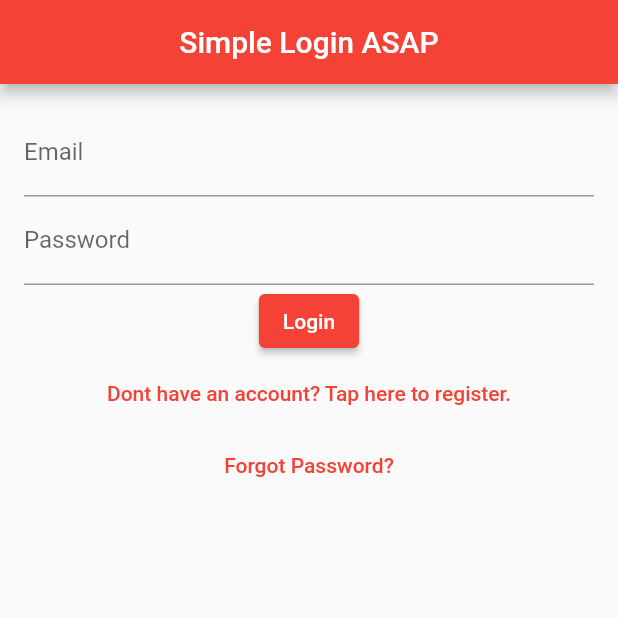
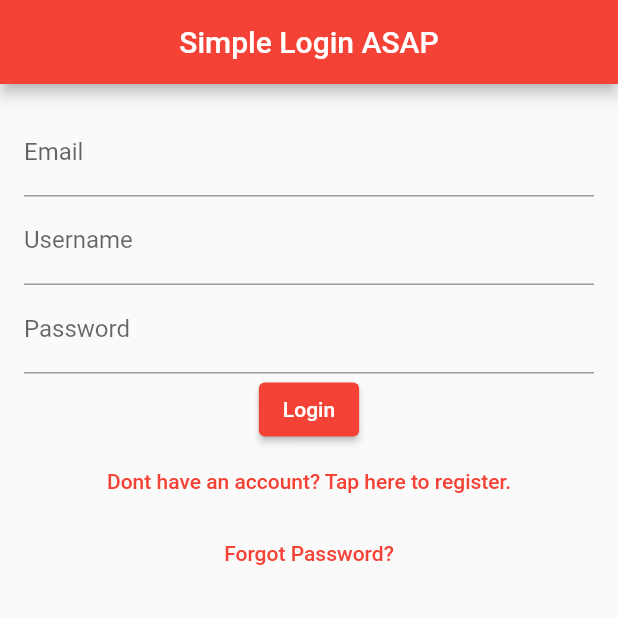
Before and after one commit to timmy61109/Interview-flutter-implement, a Flutter app: the screen it shows after launch, on a phone screen of 412 x 824 dp, the top half of it. Run offline on Flutter 3.47's test engine with Material 2 defaults, Android fonts, the phone set to English and light mode, and no system bars; our stand-ins replace graphql_flutter, sqflite; missing offline and left inert: connectivity_plus_web; accounts and stored records are empty.

Commit message:
此提交將修改成製作一個不需要外部函式另一種匯入的方式
修改項目:

模組:

議題

```diff
--- a/lib/api_test.dart
+++ b/lib/api_test.dart
@@ -1,13 +1,21 @@
 import 'package:flutter/material.dart';
 import "package:graphql_flutter/graphql_flutter.dart";
-import 'graphQLConf.dart';
-import 'queryMutation.dart';
 
 void main() {
   WidgetsFlutterBinding.ensureInitialized();
+  HttpLink httpLink = HttpLink('http://127.0.0.1:8000/graphql',);
+  ValueNotifier<GraphQLClient> _client = ValueNotifier(
+    GraphQLClient(
+      link: httpLink,
+      cache: GraphQLCache(
+        store: InMemoryStore(),
+      ),
+    ),
+  );
+
   runApp(
     GraphQLProvider(
-      client: GraphQLConfiguration.client,
+      client: _client,
       child: CacheProvider(child: MyApp()),
   ),);
 }
@@ -38,13 +46,23 @@ enum FormType {
 
 class _LoginPageState extends State<LoginPage> {
   final TextEditingController _emailFilter = TextEditingController();
+  final TextEditingController _usernameFilter = TextEditingController();
   final TextEditingController _passwordFilter = TextEditingController();
+  static HttpLink httpLink = HttpLink('http://127.0.0.1:8000/graphql',);
+  GraphQLClient _client = GraphQLClient(
+    link: httpLink,
+    cache: GraphQLCache(
+      store: InMemoryStore(),
+    ),
+  );
   String _email = "";
   String _password = "";
+  String _username = "";
   FormType _form = FormType.login; // our default setting is to login, and we should switch to creating an account when the user chooses to
 
   _LoginPageState() {
     _emailFilter.addListener(_emailListen);
+    _usernameFilter.addListener(_usernameListen);
     _passwordFilter.addListener(_passwordListen);
   }
 
@@ -53,6 +71,14 @@ class _LoginPageState extends State<LoginPage> {
       _email = "";
     } else {
       _email = _emailFilter.text;
+    }
+  }
+
+  void _usernameListen() {
+    if (_usernameFilter.text.isEmpty) {
+      _username = "";
+    } else {
+      _username = _usernameFilter.text;
     }
   }
 
@@ -101,20 +127,28 @@ class _LoginPageState extends State<LoginPage> {
           new Container(
             child: new TextField(
               controller: _emailFilter,
-              decoration: new InputDecoration(
+              decoration: InputDecoration(
                 labelText: 'Email'
               ),
             ),
           ),
-          new Container(
-            child: new TextField(
+          Container(
+            child: TextField(
+              controller: _usernameFilter,
+              decoration: InputDecoration(
+                  labelText: 'Username'
+              ),
+            ),
+          ),
+          Container(
+            child: TextField(
               controller: _passwordFilter,
-              decoration: new InputDecoration(
+              decoration: InputDecoration(
                 labelText: 'Password'
               ),
               obscureText: true,
             ),
-          )
+          ),
         ],
       ),
     );
@@ -165,21 +199,33 @@ class _LoginPageState extends State<LoginPage> {
   }
 
   void _createAccountPressed () async {
-    print('The user wants to create an accoutn with $_email and $_password');
-    final GraphQLConfiguration graphQLConfiguration = GraphQLConfiguration();
-    final QueryMutation addMutation = QueryMutation();
-    GraphQLClient _client = graphQLConfiguration.clientToQuery();
-    QueryResult result = await _client.mutate(
-      MutationOptions(
-        document: gql(addMutation.register('$_email', '', '$_password'),
-        ),
-      ),
+    final String register = """
+    mutation {
+        register(
+          email: "$_email",
+          username: "$_username",
+          password1: "$_password",
+          password2: "$_password",
+        ) {
+          success,
+          errors,
+          token,
+          refreshToken
+        }
+      }
+    """;
+    MutationOptions options = MutationOptions(
+      document: gql(register),
     );
-    if (result.data!["success"]!=null){
+    final QueryResult result = await _client.mutate(options);
+    print(result.data);
+    if (result.data?["success"] == true){
       print('The user was created successfully!');
-    }else{
+      print('The user wants to create an accoutn with $_email and $_password');
+
+    } else {
       print('There was an error!');
-      print(result.data!["register"]["errors"]["email"][0]["message"]);
+      print(result.data?["register"]["errors"]["email"][0]["message"]);
     }
   }
 
```
